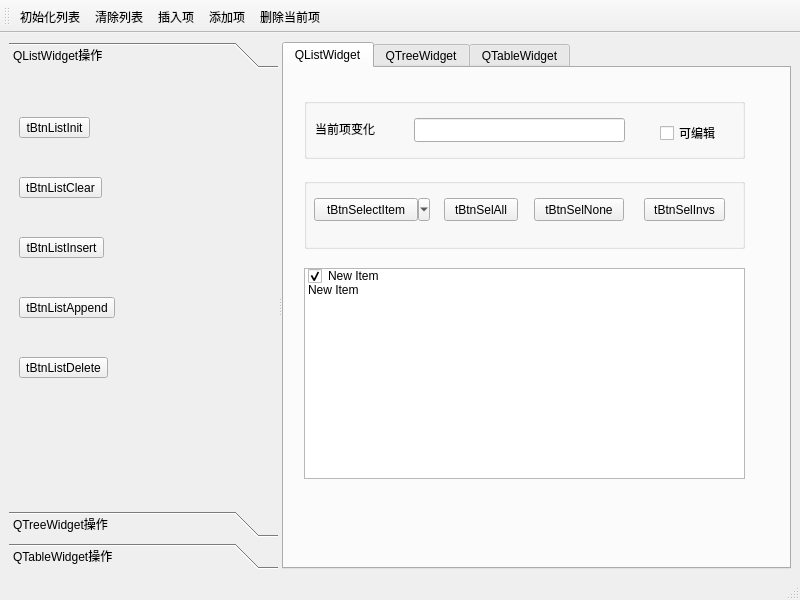
Old version of the form listwidget_toolbutton/mainwindow.ui in the repository faithlocus/test_qt.
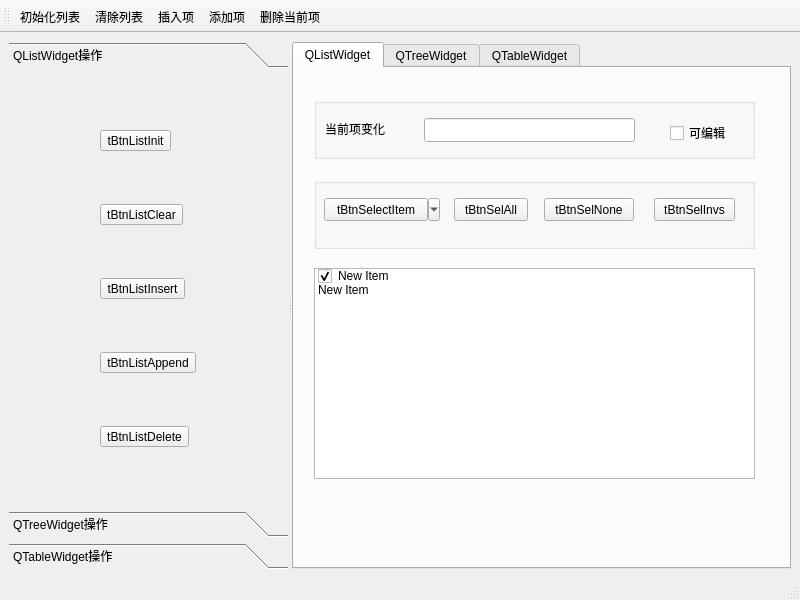
New version of the form. Icons and pictures are not drawn.

Commit message: toolbox中grid布局

```diff
--- a/listwidget_toolbutton/mainwindow.ui
+++ b/listwidget_toolbutton/mainwindow.ui
@@ -36,45 +36,36 @@
         <attribute name="label">
          <string>QListWidget操作</string>
         </attribute>
-        <widget class="QWidget" name="">
-         <property name="geometry">
-          <rect>
-           <x>10</x>
-           <y>10</y>
-           <width>171</width>
-           <height>331</height>
-          </rect>
-         </property>
-         <layout class="QVBoxLayout" name="verticalLayout">
-          <item>
+        <layout class="QGridLayout" name="gridLayout_2">
+         <item row="0" column="0">
            <widget class="QToolButton" name="toolButton">
             <property name="text">
              <string>tBtnListInit</string>
             </property>
            </widget>
           </item>
-          <item>
+         <item row="1" column="0">
            <widget class="QToolButton" name="toolButton_2">
             <property name="text">
              <string>tBtnListClear</string>
             </property>
            </widget>
           </item>
-          <item>
+         <item row="2" column="0">
            <widget class="QToolButton" name="toolButton_3">
             <property name="text">
              <string>tBtnListInsert</string>
             </property>
            </widget>
           </item>
-          <item>
+         <item row="3" column="0">
            <widget class="QToolButton" name="toolButton_4">
             <property name="text">
              <string>tBtnListAppend</string>
             </property>
            </widget>
           </item>
-          <item>
+         <item row="4" column="0">
            <widget class="QToolButton" name="toolButton_5">
             <property name="text">
              <string>tBtnListDelete</string>
@@ -82,7 +73,6 @@
            </widget>
           </item>
          </layout>
-        </widget>
        </widget>
        <widget class="QWidget" name="page_2">
         <property name="geometry">
```
Lines whose indentation alone changed are shown as unchanged.
